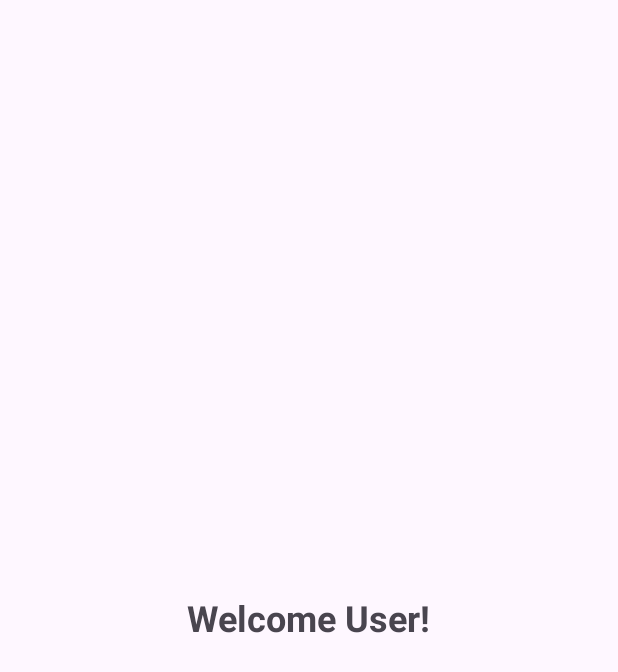
After one commit to mauro-anto-001/my_applikasion, an Android app: the WelcomeActivity screen opened directly, with no data from a screen before it, on a phone screen of 412 x 824 dp. The commit adds this screen. Shown: the top 672 px of the screen. Run offline under Robolectric (Android 15) with nearby library versions, the phone set to English and light mode, and no system bars.

Commit message:
Created a welcome page, connected all the pages to flow into each other. Created a log out button. Implemented auto log in after creating an account along with a welcome page to make the app more personalize

```diff
--- a/app/src/main/AndroidManifest.xml
+++ b/app/src/main/AndroidManifest.xml
@@ -22,6 +22,7 @@
                 <category android:name="android.intent.category.LAUNCHER" />
             </intent-filter>
         </activity>
+        <activity android:name=".WelcomeActivity"/>
 
         <activity android:name=".SettingsActivity" />
         <activity android:name=".MainActivity" />
--- a/app/src/main/java/com/example/myapplication/AppDatabase.kt
+++ b/app/src/main/java/com/example/myapplication/AppDatabase.kt
@@ -7,7 +7,7 @@ import androidx.room.RoomDatabase
 
 @Database(
     entities = [User::class, Task::class],
-    version = 1,
+    version = 2,
     exportSchema = false
 )
 abstract class AppDatabase : RoomDatabase() {
@@ -23,7 +23,8 @@ abstract class AppDatabase : RoomDatabase() {
                     context.applicationContext,
                     AppDatabase::class.java,
                     "task_app_db"
-                ).build().also { INSTANCE = it }
+                ).fallbackToDestructiveMigration(true)
+                    .build().also { INSTANCE = it }
             }
     }
 }
--- a/app/src/main/java/com/example/myapplication/Task.kt
+++ b/app/src/main/java/com/example/myapplication/Task.kt
@@ -16,7 +16,7 @@ import androidx.room.PrimaryKey
 
 
 data class Task(
-    @PrimaryKey(autoGenerate = true) val id: Int = 0,
+    @PrimaryKey(autoGenerate = true) var id: Int = 0,
     var title: String,
     var description: String,
     var category: String,
--- a/app/src/main/java/com/example/myapplication/TaskDAO.kt
+++ b/app/src/main/java/com/example/myapplication/TaskDAO.kt
@@ -18,8 +18,6 @@ interface TaskDAO {
     fun delete(task: Task)
 
     @Query("SELECT * FROM tasks WHERE userId = :userId")
-    fun getTaskForUser(userId: Int): List<Task>
+    fun getTasksByUserId(userId: Int): List<Task>
 
-    @Query("SELECT * FROM tasks WHERE id = :id")
-    fun getTaskByIdI(id: Int): Task?
 }
--- a/app/src/main/java/com/example/myapplication/User.kt
+++ b/app/src/main/java/com/example/myapplication/User.kt
@@ -7,5 +7,7 @@ import androidx.room.PrimaryKey
 data class User(
         @PrimaryKey(autoGenerate = true) val id: Int = 0,
         val username: String,
-        val passwordHash: String
+        val passwordHash: String,
+        val firstName: String,
+        val lastName: String
 )
--- /dev/null
+++ b/app/src/main/java/com/example/myapplication/WelcomeActivity.kt
@@ -0,0 +1,24 @@
+package com.example.myapplication
+
+import android.os.Bundle
+import android.os.Handler
+import android.os.Looper
+import android.widget.TextView
+import androidx.appcompat.app.AppCompatActivity
+import android.content.Intent
+
+class WelcomeActivity:AppCompatActivity() {
+    override fun onCreate(savedInstanceState: Bundle?) {
+        super.onCreate(savedInstanceState)
+        setContentView(R.layout.activity_welcome)
+
+        val name =intent.getStringExtra("name") ?: "User"
+        val welcomeText = findViewById<TextView>(R.id.welcomeText)
+        welcomeText.text = "Welcome $name!"
+
+        Handler(Looper.getMainLooper()).postDelayed({
+            startActivity(Intent(this, MainActivity::class.java))
+            finish()
+        }, 2000)
+    }
+}
--- /dev/null
+++ b/app/src/main/res/layout/activity_welcome.xml
@@ -0,0 +1,17 @@
+<?xml version="1.0" encoding="utf-8"?>
+<LinearLayout xmlns:android="http://schemas.android.com/apk/res/android"
+    android:layout_width="match_parent"
+    android:layout_height="match_parent"
+    android:gravity="center"
+    android:orientation="vertical"
+    android:padding="24dp">
+
+    <TextView
+        android:id="@+id/welcomeText"
+    android:layout_width="wrap_content"
+    android:layout_height="wrap_content"
+    android:text="Welcome!"
+    android:textSize="24sp"
+    android:textStyle="bold"
+    />
+</LinearLayout>
```
Also changed, not shown: app/src/main/java/com/example/myapplication/LogInActivity.kt (+16 -0 lines), app/src/main/java/com/example/myapplication/MainActivity.kt (+42 -11 lines), app/src/main/java/com/example/myapplication/SignUpActivity.kt (+16 -4 lines), app/src/main/java/com/example/myapplication/TaskAdapter.kt (+6 -5 lines), app/src/main/res/layout/activity_login.xml (+16 -1 lines), app/src/main/res/layout/activity_signup.xml (+49 -18 lines).
